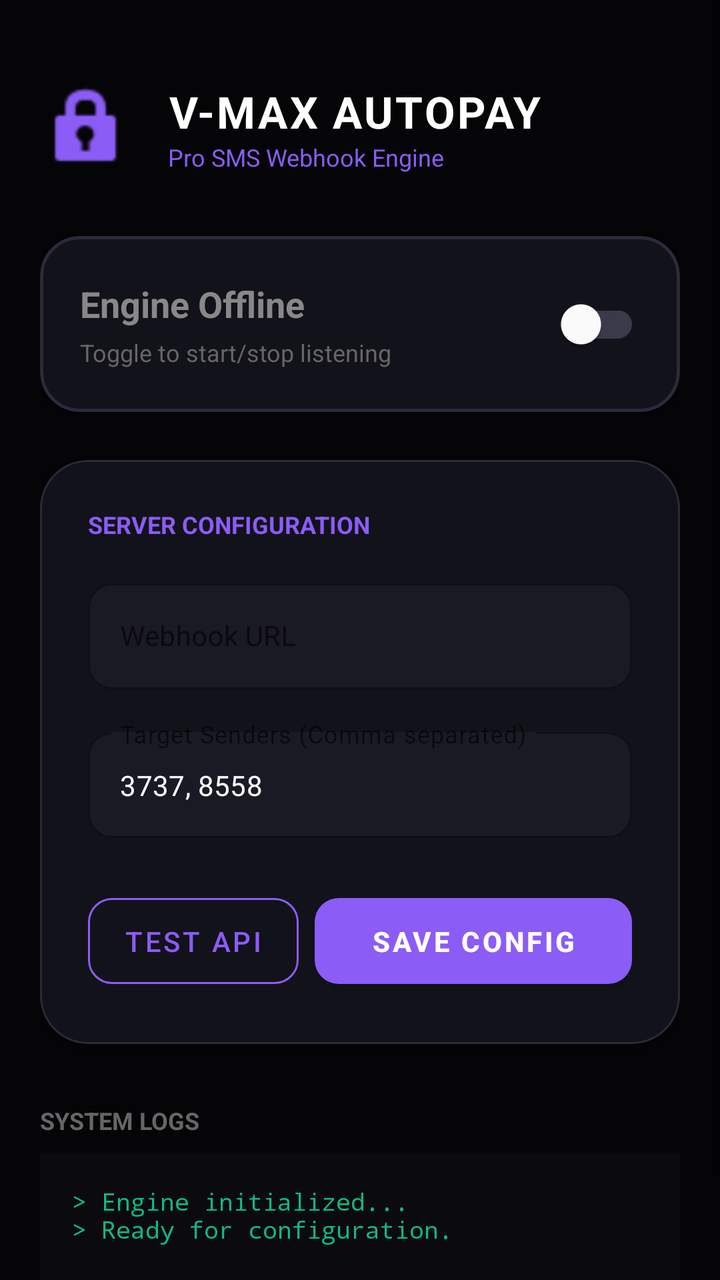
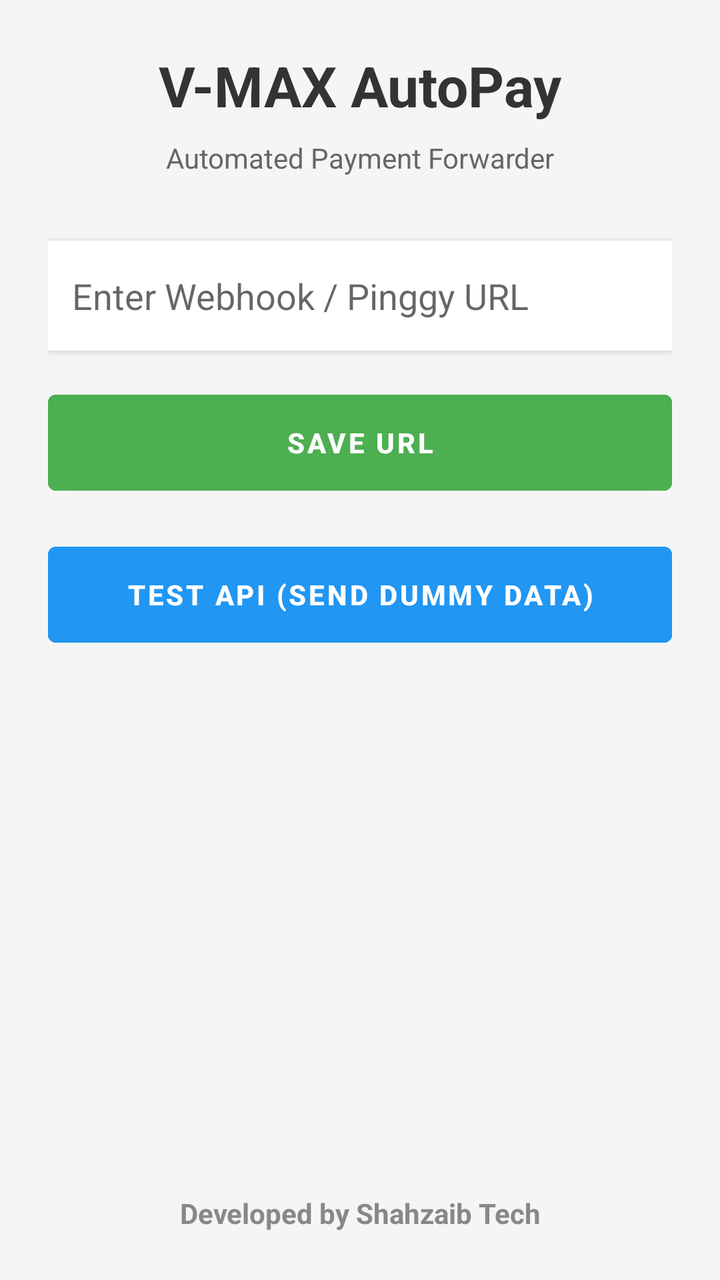

Screens rendered from an Android XML layout before and after an edit, with the pre-edit source and the edit as a unified diff.
<!-- AndroidManifest.xml: application theme Theme.VirtualMax -->
<!-- res/layout/activity_main.xml -->
<?xml version="1.0" encoding="utf-8"?>
<ScrollView xmlns:android="http://schemas.android.com/apk/res/android"
    xmlns:app="http://schemas.android.com/apk/res-auto"
    android:layout_width="match_parent"
    android:layout_height="match_parent"
    android:background="#050507"
    android:fillViewport="true">

    <LinearLayout
        android:layout_width="match_parent"
        android:layout_height="wrap_content"
        android:orientation="vertical"
        android:padding="20dp">

        <LinearLayout
            android:layout_width="match_parent"
            android:layout_height="wrap_content"
            android:orientation="horizontal"
            android:gravity="center_vertical"
            android:layout_marginTop="20dp"
            android:layout_marginBottom="30dp">

            <ImageView
                android:layout_width="48dp"
                android:layout_height="48dp"
                android:src="@android:drawable/ic_lock_idle_lock"
                app:tint="#8B5CF6" />

            <LinearLayout
                android:layout_width="wrap_content"
                android:layout_height="wrap_content"
                android:orientation="vertical"
                android:layout_marginStart="16dp">

                <TextView
                    android:layout_width="wrap_content"
                    android:layout_height="wrap_content"
                    android:text="V-MAX AUTOPAY"
                    android:textSize="22sp"
                    android:textStyle="bold"
                    android:textColor="#FFFFFF"
                    android:letterSpacing="0.05"/>

                <TextView
                    android:layout_width="wrap_content"
                    android:layout_height="wrap_content"
                    android:text="Pro SMS Webhook Engine"
                    android:textSize="12sp"
                    android:textColor="#8B5CF6"/>
            </LinearLayout>
        </LinearLayout>

        <com.google.android.material.card.MaterialCardView
            android:id="@+id/cardMaster"
            android:layout_width="match_parent"
            android:layout_height="wrap_content"
            app:cardBackgroundColor="#12121A"
            app:cardCornerRadius="20dp"
            app:strokeWidth="1.5dp"
            app:strokeColor="#2A2A3A"
            android:layout_marginBottom="24dp">

            <LinearLayout
                android:layout_width="match_parent"
                android:layout_height="wrap_content"
                android:orientation="horizontal"
                android:padding="20dp"
                android:gravity="center_vertical">

                <LinearLayout
                    android:layout_width="0dp"
                    android:layout_weight="1"
                    android:layout_height="wrap_content"
                    android:orientation="vertical">

                    <TextView
                        android:id="@+id/tvEngineStatus"
                        android:layout_width="wrap_content"
                        android:layout_height="wrap_content"
                        android:text="Engine Offline"
                        android:textColor="#888888"
                        android:textSize="18sp"
                        android:textStyle="bold"/>

                    <TextView
                        android:layout_width="wrap_content"
                        android:layout_height="wrap_content"
                        android:text="Toggle to start/stop listening"
                        android:textColor="#666666"
                        android:textSize="12sp"
                        android:layout_marginTop="4dp"/>
                </LinearLayout>

                <com.google.android.material.switchmaterial.SwitchMaterial
                    android:id="@+id/switchEngine"
                    android:layout_width="wrap_content"
                    android:layout_height="wrap_content"
                    app:useMaterialThemeColors="false"
                    app:thumbTint="#FFFFFF"
                    app:trackTint="#3A3A4A"/>
            </LinearLayout>
        </com.google.android.material.card.MaterialCardView>

        <com.google.android.material.card.MaterialCardView
            android:layout_width="match_parent"
            android:layout_height="wrap_content"
            app:cardBackgroundColor="#12121A"
            app:cardCornerRadius="24dp"
            app:strokeWidth="1dp"
            app:strokeColor="#2A2A3A">

            <LinearLayout
                android:layout_width="match_parent"
                android:layout_height="wrap_content"
                android:orientation="vertical"
                android:padding="24dp">

                <TextView
                    android:layout_width="wrap_content"
                    android:layout_height="wrap_content"
                    android:text="SERVER CONFIGURATION"
                    android:textSize="12sp"
                    android:textColor="#8B5CF6"
                    android:textStyle="bold"
                    android:layout_marginBottom="16dp"/>

                <com.google.android.material.textfield.TextInputLayout
                    android:layout_width="match_parent"
                    android:layout_height="wrap_content"
                    android:hint="Webhook URL"
                    app:boxStrokeColor="#8B5CF6"
                    app:hintTextColor="#8B5CF6"
                    app:boxBackgroundColor="#1A1A24"
                    app:boxCornerRadiusTopStart="12dp"
                    app:boxCornerRadiusTopEnd="12dp"
                    app:boxCornerRadiusBottomStart="12dp"
                    app:boxCornerRadiusBottomEnd="12dp"
                    style="@style/Widget.MaterialComponents.TextInputLayout.OutlinedBox"
                    android:layout_marginBottom="16dp">

                    <com.google.android.material.textfield.TextInputEditText
                        android:id="@+id/etWebhookUrl"
                        android:layout_width="match_parent"
                        android:layout_height="wrap_content"
                        android:inputType="textUri"
                        android:textColor="#FFFFFF"
                        android:textSize="14sp"/>
                </com.google.android.material.textfield.TextInputLayout>

                <com.google.android.material.textfield.TextInputLayout
                    android:layout_width="match_parent"
                    android:layout_height="wrap_content"
                    android:hint="Target Senders (Comma separated)"
                    app:boxStrokeColor="#8B5CF6"
                    app:hintTextColor="#8B5CF6"
                    app:boxBackgroundColor="#1A1A24"
                    app:boxCornerRadiusTopStart="12dp"
                    app:boxCornerRadiusTopEnd="12dp"
                    app:boxCornerRadiusBottomStart="12dp"
                    app:boxCornerRadiusBottomEnd="12dp"
                    style="@style/Widget.MaterialComponents.TextInputLayout.OutlinedBox">

                    <com.google.android.material.textfield.TextInputEditText
                        android:id="@+id/etSenders"
                        android:layout_width="match_parent"
                        android:layout_height="wrap_content"
                        android:inputType="text"
                        android:textColor="#FFFFFF"
                        android:text="3737, 8558"
                        android:textSize="14sp"/>
                </com.google.android.material.textfield.TextInputLayout>

                <LinearLayout
                    android:layout_width="match_parent"
                    android:layout_height="wrap_content"
                    android:orientation="horizontal"
                    android:layout_marginTop="24dp">

                    <com.google.android.material.button.MaterialButton
                        android:id="@+id/btnTest"
                        style="@style/Widget.MaterialComponents.Button.OutlinedButton"
                        android:layout_width="0dp"
                        android:layout_weight="1"
                        android:layout_height="55dp"
                        android:text="TEST API"
                        app:strokeColor="#8B5CF6"
                        android:textColor="#8B5CF6"
                        app:cornerRadius="12dp"
                        android:layout_marginEnd="8dp"/>

                    <com.google.android.material.button.MaterialButton
                        android:id="@+id/btnSave"
                        android:layout_width="0dp"
                        android:layout_weight="1.5"
                        android:layout_height="55dp"
                        android:text="SAVE CONFIG"
                        android:textStyle="bold"
                        app:cornerRadius="12dp"
                        app:backgroundTint="#8B5CF6" />
                </LinearLayout>
            </LinearLayout>
        </com.google.android.material.card.MaterialCardView>

        <TextView
            android:layout_width="wrap_content"
            android:layout_height="wrap_content"
            android:text="SYSTEM LOGS"
            android:textSize="12sp"
            android:textColor="#666666"
            android:textStyle="bold"
            android:layout_marginTop="30dp"
            android:layout_marginBottom="8dp"/>

        <TextView
            android:id="@+id/tvLogs"
            android:layout_width="match_parent"
            android:layout_height="wrap_content"
            android:text="> Engine initialized...\n> Ready for configuration."
            android:textColor="#10B981"
            android:textSize="12sp"
            android:fontFamily="monospace"
            android:background="#0A0A0F"
            android:padding="16dp"
            android:minHeight="100dp"/>

    </LinearLayout>
</ScrollView>
<!-- resources referenced by this layout -->
<resources>
  <style name="Theme.VirtualMax" parent="Theme.MaterialComponents.DayNight.NoActionBar">
          <item name="colorPrimary">#8B5CF6</item>
          <item name="colorSecondary">#10B981</item>
          <item name="android:statusBarColor">#050507</item>
          <item name="android:windowBackground">#050507</item>
      </style>
</resources>

<!-- the commit's change to res/layout/activity_main.xml (unified diff, before → after) -->
@@ -1,227 +1,74 @@
 <?xml version="1.0" encoding="utf-8"?>
-<ScrollView xmlns:android="http://schemas.android.com/apk/res/android"
-    xmlns:app="http://schemas.android.com/apk/res-auto"
+<LinearLayout xmlns:android="http://schemas.android.com/apk/res/android"
     android:layout_width="match_parent"
     android:layout_height="match_parent"
-    android:background="#050507"
-    android:fillViewport="true">
+    android:orientation="vertical"
+    android:padding="24dp"
+    android:gravity="center_vertical"
+    android:background="#F5F5F5">
 
-    <LinearLayout
+    <TextView
         android:layout_width="match_parent"
         android:layout_height="wrap_content"
-        android:orientation="vertical"
-        android:padding="20dp">
+        android:text="V-MAX AutoPay"
+        android:textSize="28sp"
+        android:textStyle="bold"
+        android:textColor="#333333"
+        android:gravity="center"
+        android:layout_marginBottom="8dp"/>
 
-        <LinearLayout
-            android:layout_width="match_parent"
-            android:layout_height="wrap_content"
-            android:orientation="horizontal"
-            android:gravity="center_vertical"
-            android:layout_marginTop="20dp"
-            android:layout_marginBottom="30dp">
+    <TextView
+        android:layout_width="match_parent"
+        android:layout_height="wrap_content"
+        android:text="Automated Payment Forwarder"
+        android:textSize="14sp"
+        android:textColor="#666666"
+        android:gravity="center"
+        android:layout_marginBottom="32dp"/>
 
-            <ImageView
-                android:layout_width="48dp"
-                android:layout_height="48dp"
-                android:src="@android:drawable/ic_lock_idle_lock"
-                app:tint="#8B5CF6" />
+    <EditText
+        android:id="@+id/webhookUrlInput"
+        android:layout_width="match_parent"
+        android:layout_height="55dp"
+        android:hint="Enter Webhook / Pinggy URL"
+        android:background="#FFFFFF"
+        android:padding="12dp"
+        android:elevation="2dp"
+        android:layout_marginBottom="16dp"
+        android:inputType="textUri"/>
 
-            <LinearLayout
-                android:layout_width="wrap_content"
-                android:layout_height="wrap_content"
-                android:orientation="vertical"
-                android:layout_marginStart="16dp">
+    <Button
+        android:id="@+id/saveBtn"
+        android:layout_width="match_parent"
+        android:layout_height="60dp"
+        android:text="SAVE URL"
+        android:backgroundTint="#4CAF50"
+        android:textColor="#FFFFFF"
+        android:textStyle="bold"
+        android:layout_marginBottom="16dp"/>
 
-                <TextView
-                    android:layout_width="wrap_content"
-                    android:layout_height="wrap_content"
-                    android:text="V-MAX AUTOPAY"
-                    android:textSize="22sp"
-                    android:textStyle="bold"
-                    android:textColor="#FFFFFF"
-                    android:letterSpacing="0.05"/>
+    <Button
+        android:id="@+id/testBtn"
+        android:layout_width="match_parent"
+        android:layout_height="60dp"
+        android:text="TEST API (SEND DUMMY DATA)"
+        android:backgroundTint="#2196F3"
+        android:textColor="#FFFFFF"
+        android:textStyle="bold"/>
 
-                <TextView
-                    android:layout_width="wrap_content"
-                    android:layout_height="wrap_content"
-                    android:text="Pro SMS Webhook Engine"
-                    android:textSize="12sp"
-                    android:textColor="#8B5CF6"/>
-            </LinearLayout>
-        </LinearLayout>
+    <Space
+        android:layout_width="match_parent"
+        android:layout_height="0dp"
+        android:layout_weight="1"/>
 
-        <com.google.android.material.card.MaterialCardView
-            android:id="@+id/cardMaster"
-            android:layout_width="match_parent"
-            android:layout_height="wrap_content"
-            app:cardBackgroundColor="#12121A"
-            app:cardCornerRadius="20dp"
-            app:strokeWidth="1.5dp"
-            app:strokeColor="#2A2A3A"
-            android:layout_marginBottom="24dp">
+    <TextView
+        android:layout_width="match_parent"
+        android:layout_height="wrap_content"
+        android:text="Developed by Shahzaib Tech"
+        android:textSize="14sp"
+        android:textStyle="bold"
+        android:textColor="#888888"
+        android:gravity="center"
+        android:layout_marginTop="20dp"/>
 
-            <LinearLayout
-                android:layout_width="match_parent"
-                android:layout_height="wrap_content"
-                android:orientation="horizontal"
-                android:padding="20dp"
-                android:gravity="center_vertical">
-
-                <LinearLayout
-                    android:layout_width="0dp"
-                    android:layout_weight="1"
-                    android:layout_height="wrap_content"
-                    android:orientation="vertical">
-
-                    <TextView
-                        android:id="@+id/tvEngineStatus"
-                        android:layout_width="wrap_content"
-                        android:layout_height="wrap_content"
-                        android:text="Engine Offline"
-                        android:textColor="#888888"
-                        android:textSize="18sp"
-                        android:textStyle="bold"/>
-
-                    <TextView
-                        android:layout_width="wrap_content"
-                        android:layout_height="wrap_content"
-                        android:text="Toggle to start/stop listening"
-                        android:textColor="#666666"
-                        android:textSize="12sp"
-                        android:layout_marginTop="4dp"/>
-                </LinearLayout>
-
-                <com.google.android.material.switchmaterial.SwitchMaterial
-                    android:id="@+id/switchEngine"
-                    android:layout_width="wrap_content"
-                    android:layout_height="wrap_content"
-                    app:useMaterialThemeColors="false"
-                    app:thumbTint="#FFFFFF"
-                    app:trackTint="#3A3A4A"/>
-            </LinearLayout>
-        </com.google.android.material.card.MaterialCardView>
-
-        <com.google.android.material.card.MaterialCardView
-            android:layout_width="match_parent"
-            android:layout_height="wrap_content"
-            app:cardBackgroundColor="#12121A"
-            app:cardCornerRadius="24dp"
-            app:strokeWidth="1dp"
-            app:strokeColor="#2A2A3A">
-
-            <LinearLayout
-                android:layout_width="match_parent"
-                android:layout_height="wrap_content"
-                android:orientation="vertical"
-                android:padding="24dp">
-
-                <TextView
-                    android:layout_width="wrap_content"
-                    android:layout_height="wrap_content"
-                    android:text="SERVER CONFIGURATION"
-                    android:textSize="12sp"
-                    android:textColor="#8B5CF6"
-                    android:textStyle="bold"
-                    android:layout_marginBottom="16dp"/>
-
-                <com.google.android.material.textfield.TextInputLayout
-                    android:layout_width="match_parent"
-                    android:layout_height="wrap_content"
-                    android:hint="Webhook URL"
-                    app:boxStrokeColor="#8B5CF6"
-                    app:hintTextColor="#8B5CF6"
-                    app:boxBackgroundColor="#1A1A24"
-                    app:boxCornerRadiusTopStart="12dp"
-                    app:boxCornerRadiusTopEnd="12dp"
-                    app:boxCornerRadiusBottomStart="12dp"
-                    app:boxCornerRadiusBottomEnd="12dp"
-                    style="@style/Widget.MaterialComponents.TextInputLayout.OutlinedBox"
-                    android:layout_marginBottom="16dp">
-
-                    <com.google.android.material.textfield.TextInputEditText
-                        android:id="@+id/etWebhookUrl"
-                        android:layout_width="match_parent"
-                        android:layout_height="wrap_content"
-                        android:inputType="textUri"
-                        android:textColor="#FFFFFF"
-                        android:textSize="14sp"/>
-                </com.google.android.material.textfield.TextInputLayout>
-
-                <com.google.android.material.textfield.TextInputLayout
-                    android:layout_width="match_parent"
-                    android:layout_height="wrap_content"
-                    android:hint="Target Senders (Comma separated)"
-                    app:boxStrokeColor="#8B5CF6"
-                    app:hintTextColor="#8B5CF6"
-                    app:boxBackgroundColor="#1A1A24"
-                    app:boxCornerRadiusTopStart="12dp"
-                    app:boxCornerRadiusTopEnd="12dp"
-                    app:boxCornerRadiusBottomStart="12dp"
-                    app:boxCornerRadiusBottomEnd="12dp"
-                    style="@style/Widget.MaterialComponents.TextInputLayout.OutlinedBox">
-
-                    <com.google.android.material.textfield.TextInputEditText
-                        android:id="@+id/etSenders"
-                        android:layout_width="match_parent"
-                        android:layout_height="wrap_content"
-                        android:inputType="text"
-                        android:textColor="#FFFFFF"
-                        android:text="3737, 8558"
-                        android:textSize="14sp"/>
-                </com.google.android.material.textfield.TextInputLayout>
-
-                <LinearLayout
-                    android:layout_width="match_parent"
-                    android:layout_height="wrap_content"
-                    android:orientation="horizontal"
-                    android:layout_marginTop="24dp">
-
-                    <com.google.android.material.button.MaterialButton
-                        android:id="@+id/btnTest"
-                        style="@style/Widget.MaterialComponents.Button.OutlinedButton"
-                        android:layout_width="0dp"
-                        android:layout_weight="1"
-                        android:layout_height="55dp"
-                        android:text="TEST API"
-                        app:strokeColor="#8B5CF6"
-                        android:textColor="#8B5CF6"
-                        app:cornerRadius="12dp"
-                        android:layout_marginEnd="8dp"/>
-
-                    <com.google.android.material.button.MaterialButton
-                        android:id="@+id/btnSave"
-                        android:layout_width="0dp"
-                        android:layout_weight="1.5"
-                        android:layout_height="55dp"
-                        android:text="SAVE CONFIG"
-                        android:textStyle="bold"
-                        app:cornerRadius="12dp"
-                        app:backgroundTint="#8B5CF6" />
-                </LinearLayout>
-            </LinearLayout>
-        </com.google.android.material.card.MaterialCardView>
-
-        <TextView
-            android:layout_width="wrap_content"
-            android:layout_height="wrap_content"
-            android:text="SYSTEM LOGS"
-            android:textSize="12sp"
-            android:textColor="#666666"
-            android:textStyle="bold"
-            android:layout_marginTop="30dp"
-            android:layout_marginBottom="8dp"/>
-
-        <TextView
-            android:id="@+id/tvLogs"
-            android:layout_width="match_parent"
-            android:layout_height="wrap_content"
-            android:text="> Engine initialized...\n> Ready for configuration."
-            android:textColor="#10B981"
-            android:textSize="12sp"
-            android:fontFamily="monospace"
-            android:background="#0A0A0F"
-            android:padding="16dp"
-            android:minHeight="100dp"/>
-
-    </LinearLayout>
-</ScrollView>
+</LinearLayout>
